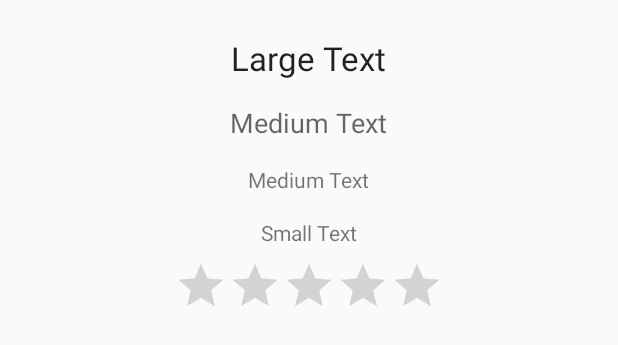
After one commit to JustTrust/TimeToDrink, an Android app: the layout details_data.xml on its own in the app's theme, with its tools: preview values and no code run, on a phone screen of 412 x 824 dp. The commit adds this screen. Shown: the top 345 px of the screen. Run offline under Robolectric (Android 15) with nearby library versions, the light colour scheme and no system bars.

Commit message:
added detail view for long click on item

```diff
--- a/app/src/main/java/org/belichenko/a/timetodrink/data_structure/googleNearbyPlaces.java
+++ b/app/src/main/java/org/belichenko/a/timetodrink/data_structure/googleNearbyPlaces.java
@@ -1,4 +1,6 @@
 package org.belichenko.a.timetodrink.data_structure;
+
+import org.belichenko.a.timetodrink.data_details.DetailsData;
 
 import java.util.Map;
 
@@ -12,4 +14,7 @@ import retrofit2.http.QueryMap;
 public interface googleNearbyPlaces {
     @GET("/maps/api/place/nearbysearch/json")
     Call<PointsData> getPlacesData(@QueryMap Map<String,String> filters);
+
+    @GET("/maps/api/place/details/json")
+    Call<DetailsData> getDetailData(@QueryMap Map<String,String> filters);
 }
--- a/app/src/main/res/layout/activity_main.xml
+++ b/app/src/main/res/layout/activity_main.xml
@@ -43,6 +43,7 @@
         android:layout_width="wrap_content"
         android:layout_height="wrap_content"
         android:layout_gravity="end|bottom"
+        android:visibility="gone"
         android:layout_margin="@dimen/fab_margin"
         android:src="@android:drawable/ic_dialog_email" />
 
--- /dev/null
+++ b/app/src/main/res/layout/details_data.xml
@@ -0,0 +1,61 @@
+<?xml version="1.0" encoding="utf-8"?>
+<LinearLayout xmlns:android="http://schemas.android.com/apk/res/android"
+    android:layout_width="match_parent"
+    android:layout_height="match_parent"
+    android:orientation="vertical">
+
+    <ImageView
+        android:id="@+id/imageView2"
+        android:layout_width="wrap_content"
+        android:layout_height="wrap_content"
+        android:layout_gravity="center_horizontal"
+        android:contentDescription="Photo"
+        android:layout_margin="@dimen/view_marging" />
+
+    <TextView
+        android:id="@+id/text_detail_name"
+        android:layout_width="wrap_content"
+        android:layout_height="wrap_content"
+        android:layout_gravity="center_horizontal"
+        android:layout_margin="@dimen/view_marging"
+        android:text="Large Text"
+        android:textAppearance="?android:attr/textAppearanceLarge" />
+
+    <TextView
+        android:id="@+id/text_detail_phone"
+        android:layout_width="wrap_content"
+        android:layout_height="wrap_content"
+        android:layout_gravity="center_horizontal"
+        android:autoLink="phone"
+        android:layout_margin="@dimen/view_marging"
+        android:text="Medium Text"
+        android:textAppearance="?android:attr/textAppearanceMedium" />
+
+    <TextView
+        android:id="@+id/text_detail_adress"
+        android:layout_width="wrap_content"
+        android:layout_height="wrap_content"
+        android:layout_gravity="center_horizontal"
+        android:layout_margin="@dimen/view_marging"
+        android:text="Medium Text"
+        android:textAppearance="?android:attr/textAppearanceSmall" />
+
+    <TextView
+        android:id="@+id/text_detail_website"
+        android:layout_width="wrap_content"
+        android:layout_height="wrap_content"
+        android:layout_gravity="center_horizontal"
+        android:autoLink="web"
+        android:layout_margin="@dimen/view_marging"
+        android:text="Small Text"
+        android:textAppearance="?android:attr/textAppearanceSmall" />
+
+    <RatingBar
+        android:id="@+id/ratingBar"
+        style="@android:style/Widget.DeviceDefault.Light.RatingBar.Indicator"
+        android:layout_width="wrap_content"
+        android:layout_height="wrap_content"
+        android:numStars="5"
+        android:layout_gravity="center_horizontal" />
+
+</LinearLayout>
--- a/app/src/main/res/values/dimens.xml
+++ b/app/src/main/res/values/dimens.xml
@@ -6,4 +6,5 @@
     <dimen name="appbar_padding_top">8dp</dimen>
     <dimen name="text_margin">16dp</dimen>
     <dimen name="view_marging">8dp</dimen>
+    <dimen name="view_padding">4dp</dimen>
 </resources>
--- a/app/src/main/res/values/google_maps_api.xml
+++ b/app/src/main/res/values/google_maps_api.xml
@@ -1,4 +1,5 @@
 <resources>
     <string name="google_maps_key" templateMergeStrategy="preserve" translatable="false">AIzaSyBNvVBiY9bGwm6-xkUmEjG-HPIzsg20Dw8</string>
+    <string name="google_maps_web_key" templateMergeStrategy="preserve" translatable="false">AIzaSyC9JgNsRuDi0j5gUoE4WOwRZ7LrV85NPXA</string>
     <string name="google_app_id">bar-searcher</string>
 </resources>
--- a/app/src/main/res/values/strings.xml
+++ b/app/src/main/res/values/strings.xml
@@ -12,4 +12,6 @@
     <string name="accuracy_text">Accuracy</string>
     <string name="text_accuracy1">high</string>
     <string name="text_accuracy2">low</string>
+    <string name="detailInformation">Detail information</string>
+    <string name="rating_text">Rating</string>
 </resources>
```
Also changed, not shown: app/src/main/java/org/belichenko/a/timetodrink/BarMapFragment.java (+10 -7 lines), app/src/main/java/org/belichenko/a/timetodrink/DividerItemDecoration.java (added, +51 -0 lines), app/src/main/java/org/belichenko/a/timetodrink/ListFragment.java (+8 -4 lines), app/src/main/java/org/belichenko/a/timetodrink/MainActivity.java (+85 -4 lines), app/src/main/java/org/belichenko/a/timetodrink/PointsRecyclerViewAdapter.java (+13 -1 lines), app/src/main/java/org/belichenko/a/timetodrink/data_details/DetailsData.java (added, +9 -0 lines), app/src/main/java/org/belichenko/a/timetodrink/data_details/Result.java (added, +12 -0 lines), app/src/main/res/layout/item_list.xml (+7 -3 lines).
